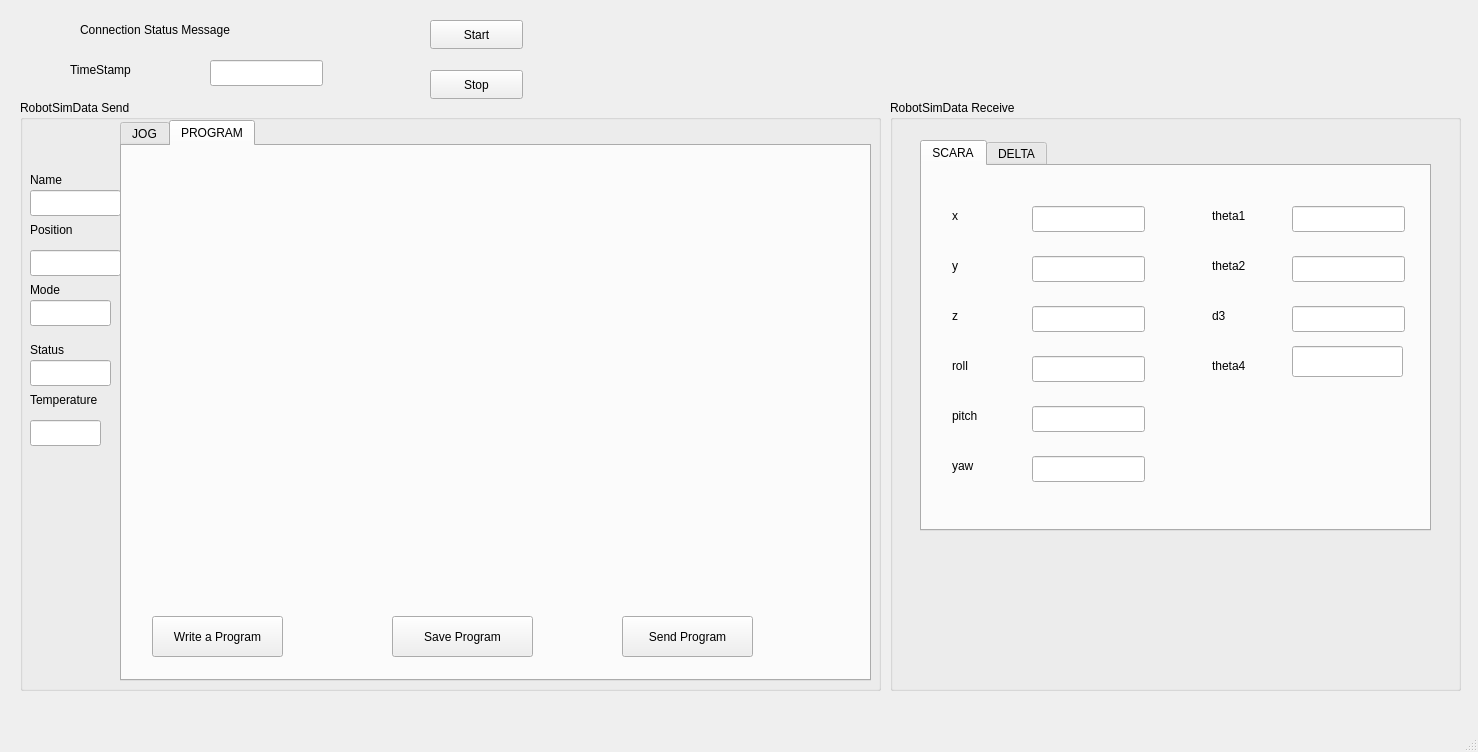
DzungV/OPCUAClient_Qt, file mainwindow.ui: the form before one commit.
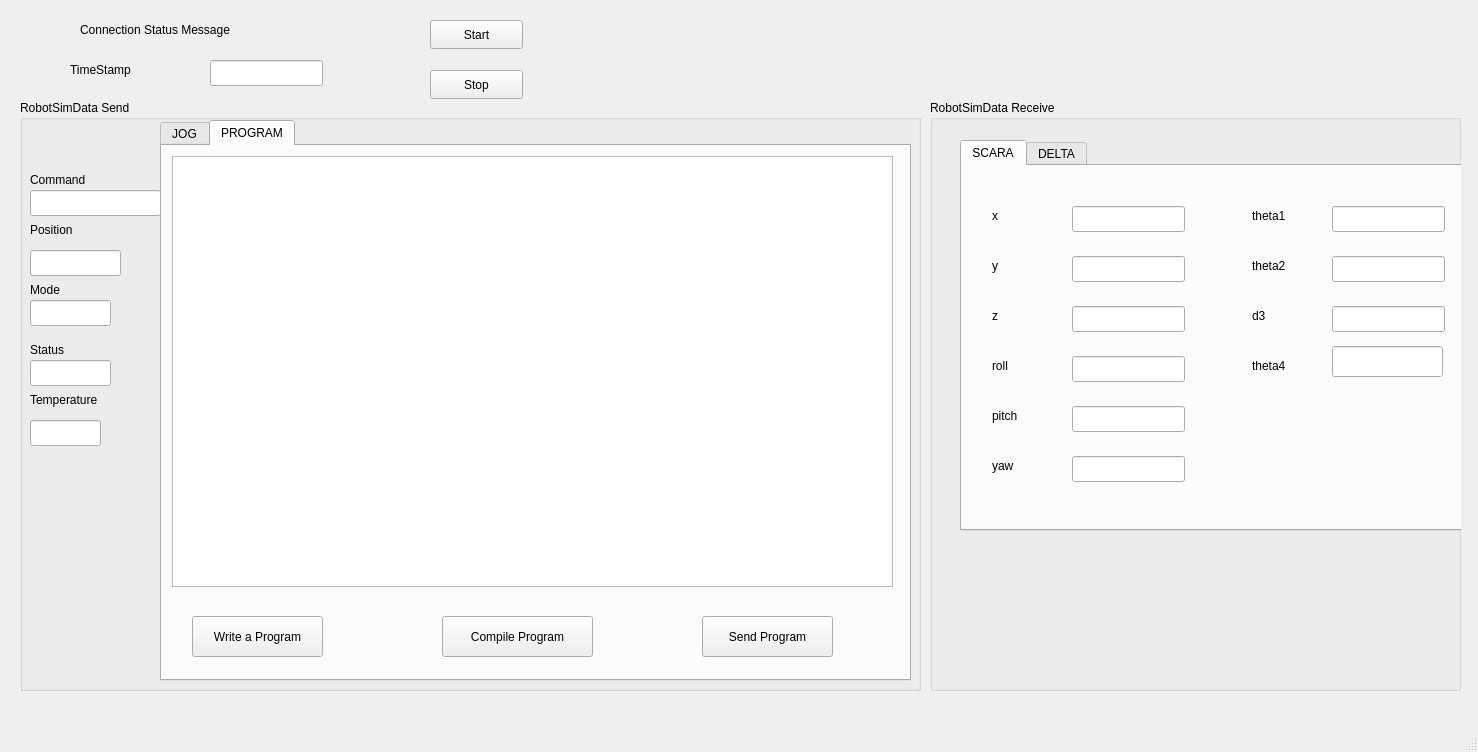
The form after the commit.

Patch:
```diff
--- a/mainwindow.ui
+++ b/mainwindow.ui
@@ -45,7 +45,7 @@
      <rect>
       <x>20</x>
       <y>100</y>
-      <width>861</width>
+      <width>901</width>
       <height>591</height>
      </rect>
     </property>
@@ -57,12 +57,12 @@
       <rect>
        <x>10</x>
        <y>70</y>
-       <width>63</width>
+       <width>81</width>
        <height>20</height>
       </rect>
      </property>
      <property name="text">
-      <string>Name</string>
+      <string>Command</string>
      </property>
     </widget>
     <widget class="QLabel" name="label_3">
@@ -122,7 +122,7 @@
       <rect>
        <x>10</x>
        <y>90</y>
-       <width>91</width>
+       <width>131</width>
        <height>26</height>
       </rect>
      </property>
@@ -170,7 +170,7 @@
     <widget class="QTabWidget" name="tabWidget">
      <property name="geometry">
       <rect>
-       <x>100</x>
+       <x>140</x>
        <y>20</y>
        <width>751</width>
        <height>561</height>
@@ -421,7 +421,7 @@
       <widget class="QPushButton" name="btnSendProg">
        <property name="geometry">
         <rect>
-         <x>500</x>
+         <x>540</x>
          <y>470</y>
          <width>131</width>
          <height>41</height>
@@ -444,28 +444,30 @@
         <string>Write a Program</string>
        </property>
       </widget>
-      <widget class="QWidget" name="gridLayoutWidget">
+      <widget class="QPlainTextEdit" name="plainTxtEdProg">
        <property name="geometry">
         <rect>
-         <x>20</x>
+         <x>10</x>
          <y>10</y>
-         <width>711</width>
-         <height>451</height>
+         <width>721</width>
+         <height>431</height>
         </rect>
        </property>
-       <layout class="QGridLayout" name="gridLayout"/>
+       <property name="plainText">
+        <string/>
+       </property>
       </widget>
       <widget class="QPushButton" name="btnSaveProg">
        <property name="geometry">
         <rect>
-         <x>270</x>
+         <x>280</x>
          <y>470</y>
-         <width>141</width>
+         <width>151</width>
          <height>41</height>
         </rect>
        </property>
        <property name="text">
-        <string>Save Program</string>
+        <string>Compile Program</string>
        </property>
       </widget>
      </widget>
@@ -474,9 +476,9 @@
    <widget class="QGroupBox" name="groupBox_2">
     <property name="geometry">
      <rect>
-      <x>890</x>
+      <x>930</x>
       <y>100</y>
-      <width>571</width>
+      <width>531</width>
       <height>591</height>
      </rect>
     </property>
```
Left out of the diff: 2 changed lines with no effect on the pictures.
